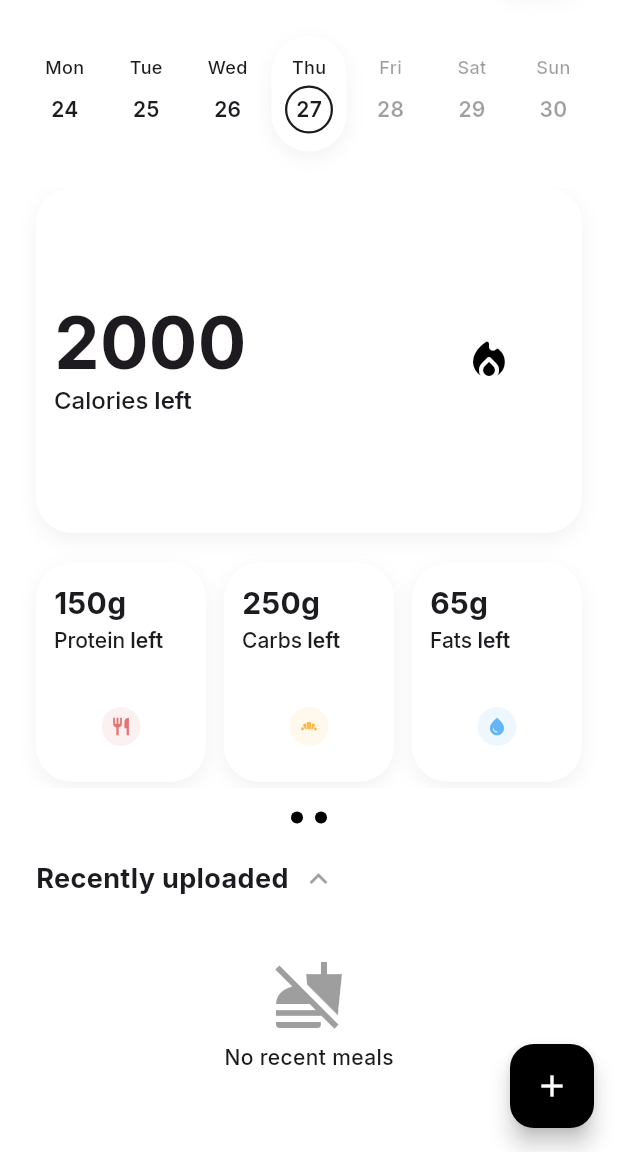
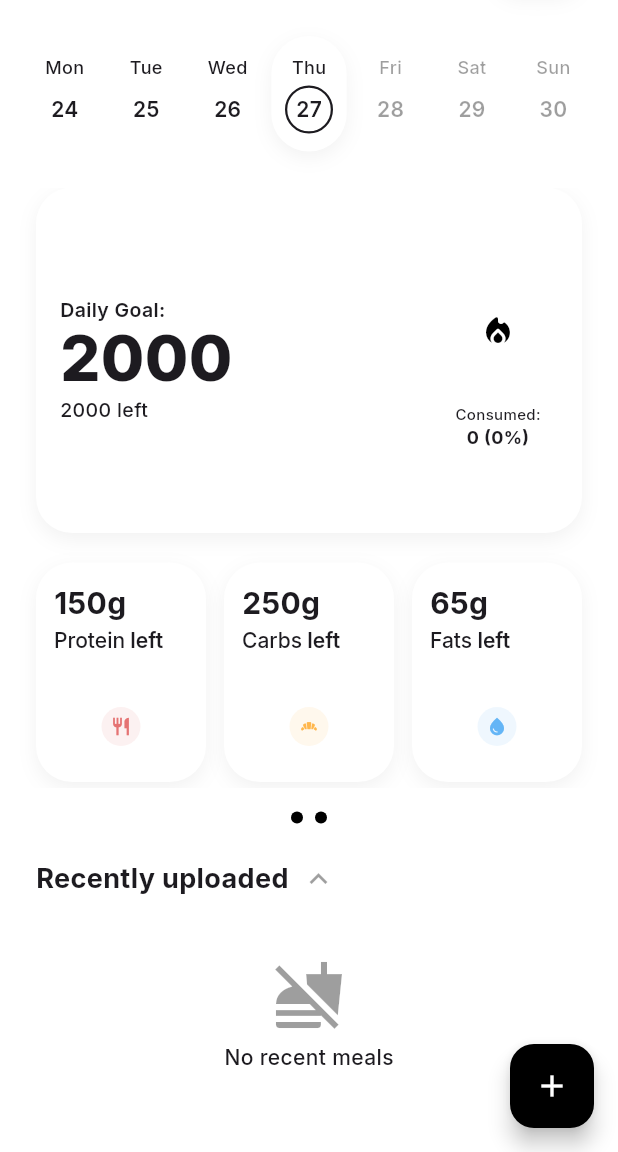
Before and after one commit to Indef1ne/Calorize, a Flutter app: the DashboardScreen screen opened directly, on a phone screen of 412 x 824 dp, the part 84-1236 px from its top. Run offline on Flutter 3.47's test engine with Material 3 defaults, Android fonts, the phone set to English and light mode, and no system bars; drawn by our look-alikes of flutter_animate; our stand-ins replace camera, fl_chart, flutter_local_notifications, google_fonts, image_picker, isar and 2 more; missing offline and left inert: home_widget, mobile_scanner, openfoodfacts; accounts and stored records are empty; generated files the repository leaves out were written again.

Commit message:
v1.0.0 - Fixed calories display to always show consumed amount

```diff
--- a/lib/widgets/dashboard_carousel.dart
+++ b/lib/widgets/dashboard_carousel.dart
@@ -192,17 +192,7 @@ class _DashboardCarouselState extends State<DashboardCarousel> {
           // Large Calories Card
           Expanded(
             flex: 3,
-            child: isRolloverEnabled
-              ? _buildRolloverCard(adjustedGoal, caloriesGoal, progress, _totalCalories)
-              : StatCard(
-                  title: 'Calories',
-                  subtitle: caloriesLeft <= 0 ? null : 'left',
-                  value: caloriesLeft <= 0 ? 'Criteria Met' : caloriesLeft.toString(),
-                  isLarge: true,
-                  progress: progress,
-                  progressColor: Theme.of(context).colorScheme.primary,
-                  icon: Icons.local_fire_department_rounded,
-                ),
+            child: _buildCaloriesCard(adjustedGoal, caloriesGoal, progress, _totalCalories, isRolloverEnabled),
           ),
           const SizedBox(height: 16),
           // Macros Row
@@ -253,7 +243,7 @@ class _DashboardCarouselState extends State<DashboardCarousel> {
     );
   }
 
-  Widget _buildRolloverCard(int adjustedGoal, int baseGoal, double progress, int totalCalories) {
+  Widget _buildCaloriesCard(int adjustedGoal, int baseGoal, double progress, int totalCalories, bool isRolloverEnabled) {
     final percentage = (progress * 100).round();
 
     return Container(
@@ -278,7 +268,7 @@ class _DashboardCarouselState extends State<DashboardCarousel> {
               mainAxisAlignment: MainAxisAlignment.center,
               children: [
                 Text(
-                  'Adjusted Daily Goal:',
+                  isRolloverEnabled ? 'Adjusted Daily Goal:' : 'Daily Goal:',
                   style: GoogleFonts.inter(
                     fontSize: 13,
                     fontWeight: FontWeight.w600,
@@ -300,13 +290,24 @@ class _DashboardCarouselState extends State<DashboardCarousel> {
                 ),
                 const SizedBox(height: 4),
                 Text(
-                  'Base goal: $baseGoal',
+                  '${(adjustedGoal - totalCalories) <= 0 ? 0 : adjustedGoal - totalCalories} left',
                   style: GoogleFonts.inter(
                     fontSize: 13,
                     fontWeight: FontWeight.w500,
                     color: Theme.of(context).textTheme.bodyMedium?.color,
                   ),
                 ),
+                if (isRolloverEnabled) ...[
+                  const SizedBox(height: 2),
+                  Text(
+                    'Base goal: $baseGoal',
+                    style: GoogleFonts.inter(
+                      fontSize: 11,
+                      fontWeight: FontWeight.w400,
+                      color: Theme.of(context).textTheme.bodySmall?.color,
+                    ),
+                  ),
+                ],
               ],
             ),
           ),
```
